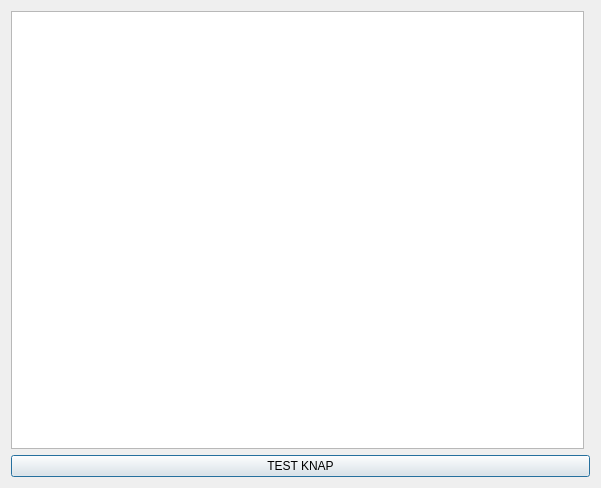
Qt form statistikbanken_dialog_base.ui (regiongis/statistikbanken) before a commit.
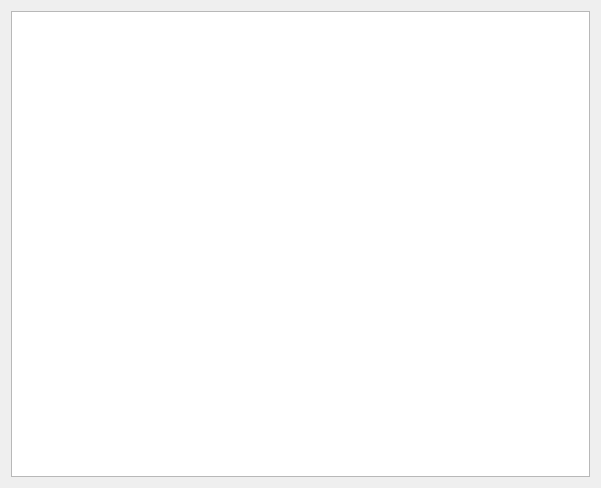
The same form after that commit.

Commit message: Test knap fjernet

Diff of the .ui file:
```diff
--- a/statistikbanken_dialog_base.ui
+++ b/statistikbanken_dialog_base.ui
@@ -14,13 +14,6 @@
    <string>Statistikbanken</string>
   </property>
   <layout class="QGridLayout" name="gridLayout">
-   <item row="1" column="0" colspan="2">
-    <widget class="QPushButton" name="pushButton">
-     <property name="text">
-      <string>TEST KNAP</string>
-     </property>
-    </widget>
-   </item>
    <item row="0" column="0">
     <widget class="QTreeWidget" name="treeWidget">
      <attribute name="headerVisible">
```
